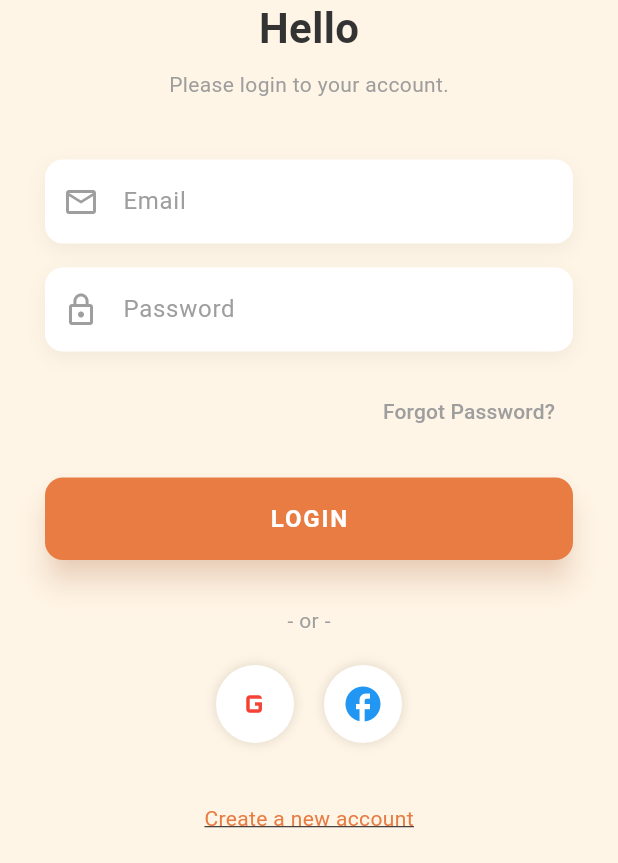
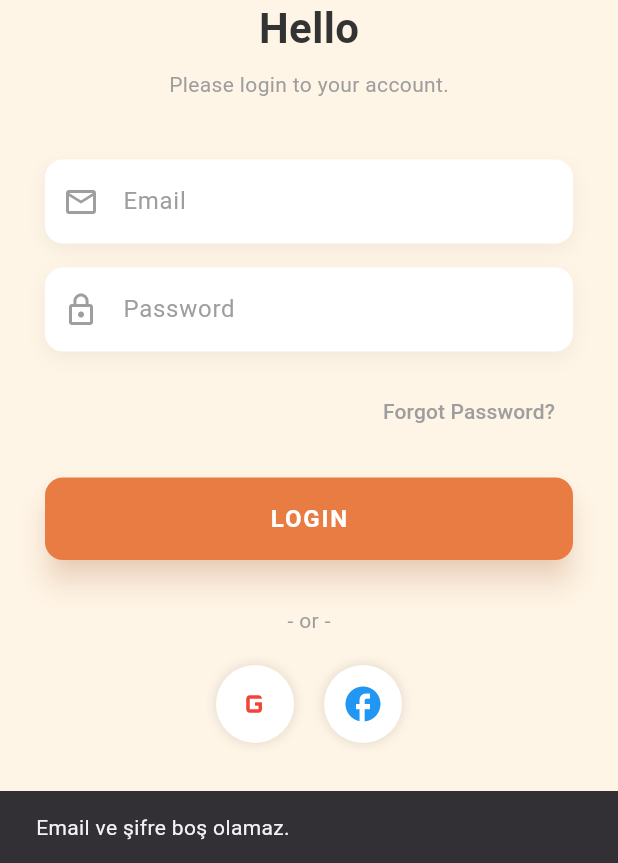
Before and after one commit to cagannn/foxusify, a Flutter app: the screen it shows after launch, after a tap on "LOGIN", on a phone screen of 412 x 824 dp, the part 373-1236 px from its top. Run offline on Flutter 3.47's test engine with Material 3 defaults, Android fonts, the phone set to English and light mode, and no system bars; our stand-ins replace supabase_flutter; accounts and stored records are empty; network calls fail.

Commit message:
Kayıt ve Login olma işlemleri supabaseye bağlandı

```diff
--- a/lib/l10n/app_en.arb
+++ b/lib/l10n/app_en.arb
@@ -14,5 +14,6 @@
     "confirmPass":"Confirm Your Password",
     "home":"Home",
     "placement":"Placement",
-    "profile":"Profile"
+    "profile":"Profile",
+    "passwordDoNotMatch":"Confirm password havew to same as your password"
 }
--- a/lib/l10n/app_localizations.dart
+++ b/lib/l10n/app_localizations.dart
@@ -187,6 +187,12 @@ abstract class AppLocalizations {
   /// In en, this message translates to:
   /// **'Profile'**
   String get profile;
+
+  /// No description provided for @passwordDoNotMatch.
+  ///
+  /// In en, this message translates to:
+  /// **'Confirm password havew to same as your password'**
+  String get passwordDoNotMatch;
 }
 
 class _AppLocalizationsDelegate
--- a/lib/l10n/app_localizations_en.dart
+++ b/lib/l10n/app_localizations_en.dart
@@ -52,4 +52,8 @@ class AppLocalizationsEn extends AppLocalizations {
 
   @override
   String get profile => 'Profile';
+
+  @override
+  String get passwordDoNotMatch =>
+      'Confirm password havew to same as your password';
 }
--- a/lib/l10n/app_localizations_tr.dart
+++ b/lib/l10n/app_localizations_tr.dart
@@ -52,4 +52,7 @@ class AppLocalizationsTr extends AppLocalizations {
 
   @override
   String get profile => 'Profil';
+
+  @override
+  String get passwordDoNotMatch => 'Girilen şifreler eşleşmiyor';
 }
--- a/lib/l10n/app_tr.arb
+++ b/lib/l10n/app_tr.arb
@@ -14,5 +14,6 @@
     "confirmPass":"Şifrenizi onaylayın",
     "home":"Ana Sayfa",
     "placement":"Sıralama",
-    "profile":"Profil"
+    "profile":"Profil",
+    "passwordDoNotMatch":"Girilen şifreler eşleşmiyor"
 }
--- a/lib/main.dart
+++ b/lib/main.dart
@@ -1,10 +1,14 @@
 import 'package:flutter/material.dart';
 import 'package:flutter_localizations/flutter_localizations.dart';
 import 'l10n/app_localizations.dart';
-
+import 'package:supabase_flutter/supabase_flutter.dart';
 import 'screens/login_screen/splash_screen.dart';
 
-void main() {
+Future<void> main() async {
+  await Supabase.initialize(
+    url: 'https://svcmmhxjhgvufhwhvgfu.supabase.co',
+    anonKey: 'sb_publishable_sbyVlF8KXWvXmN7neCooHg_JO6q6BEl',
+  );
   runApp(const MyApp());
 }
 
--- a/lib/screens/login_screen/login_screen.dart
+++ b/lib/screens/login_screen/login_screen.dart
@@ -8,6 +8,7 @@ import '../../widgets/action_button.dart';
 import '../../widgets/social_login_section.dart';
 import '../signup_screen/signup_screen.dart';
 import '../../l10n/app_localizations.dart';
+import 'package:supabase_flutter/supabase_flutter.dart';
 
 class LoginScreen extends StatefulWidget {
   const LoginScreen({super.key});
@@ -19,6 +20,7 @@ class LoginScreen extends StatefulWidget {
 class _LoginScreenState extends State<LoginScreen> {
   String _email = '';
   String _password = '';
+  final supabase = Supabase.instance.client;
   @override
   Widget build(BuildContext context) {
     final loc = AppLocalizations.of(context)!;
@@ -59,11 +61,33 @@ class _LoginScreenState extends State<LoginScreen> {
           const SizedBox(height: 20),
           ActionButton(
             text: loc.login,
-            onPressed: () {
-              if (_email == "admin" && _password == "123") {
-                Navigator.push(
-                  context,
-                  MaterialPageRoute(builder: (_) => const MainScreen()),
+            onPressed: () async {
+              if (_email.isEmpty || _password.isEmpty) {
+                ScaffoldMessenger.of(context).showSnackBar(
+                  SnackBar(content: Text("Email ve şifre boş olamaz.")),
+                );
+                ();
+                return;
+              }
+              try {
+                final res = await supabase.auth.signInWithPassword(
+                  email: _email,
+                  password: _password,
+                );
+                final user = res.user;
+                if (user != null) {
+                  Navigator.pushReplacement(
+                    context,
+                    MaterialPageRoute(builder: (_) => MainScreen()),
+                  );
+                }
+              } on AuthApiException catch (e) {
+                ScaffoldMessenger.of(context).showSnackBar(
+                  SnackBar(content: Text("Şifre veya e-posta hatalı.")),
+                );
+              } catch (e) {
+                ScaffoldMessenger.of(context).showSnackBar(
+                  SnackBar(content: Text("Giriş başarısız: ${e.toString()}")),
                 );
               }
             },
--- a/lib/screens/main_screen/main_screen.dart
+++ b/lib/screens/main_screen/main_screen.dart
@@ -1,4 +1,5 @@
 import 'package:flutter/material.dart';
+import 'package:foxusify/screens/profile_screen/profile_screen.dart';
 import '../../widgets/rounded_navbar.dart';
 
 class MainScreen extends StatefulWidget {
@@ -14,7 +15,7 @@ class _MainScreenState extends State<MainScreen> {
   final List<Widget> _pages = [
     const _SimplePage(title: 'Home Page'), // 0: Home
     const _SimplePage(title: 'Placement Page'), // 1: Placement
-    const _SimplePage(title: 'Profile Page'), // 2: Profile
+    ProfileScreen(), // 2: Profile
   ];
 
   @override
--- a/pubspec.yaml
+++ b/pubspec.yaml
@@ -12,12 +12,15 @@ dependencies:
   flutter_localizations:
     sdk: flutter
   intl: any
+  supabase_flutter: ^2.0.0
+  uuid: ^4.2.1
 
 dev_dependencies:
   flutter_test:
     sdk: flutter
   flutter_lints: ^6.0.0
 
+
 flutter:
   uses-material-design: true
   generate: true
```
Also changed, not shown: lib/screens/profile_screen/profile_screen.dart (added, +19 -0 lines), lib/screens/signup_screen/signup_screen.dart (+65 -1 lines), pubspec.lock, 5 other files.
